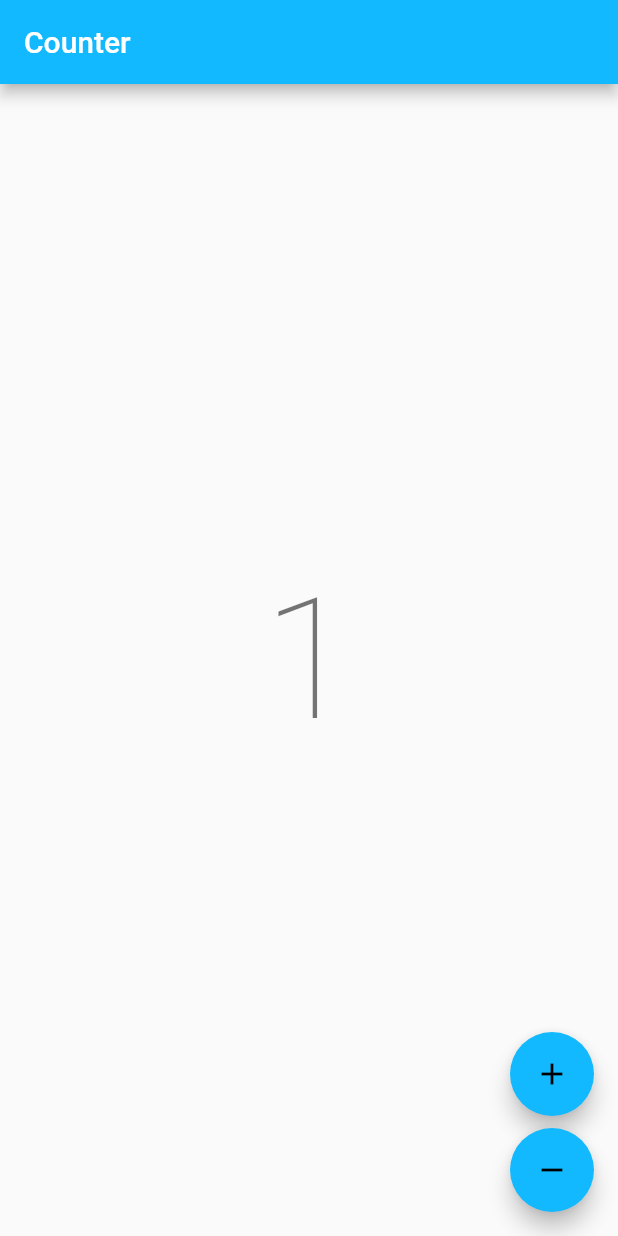
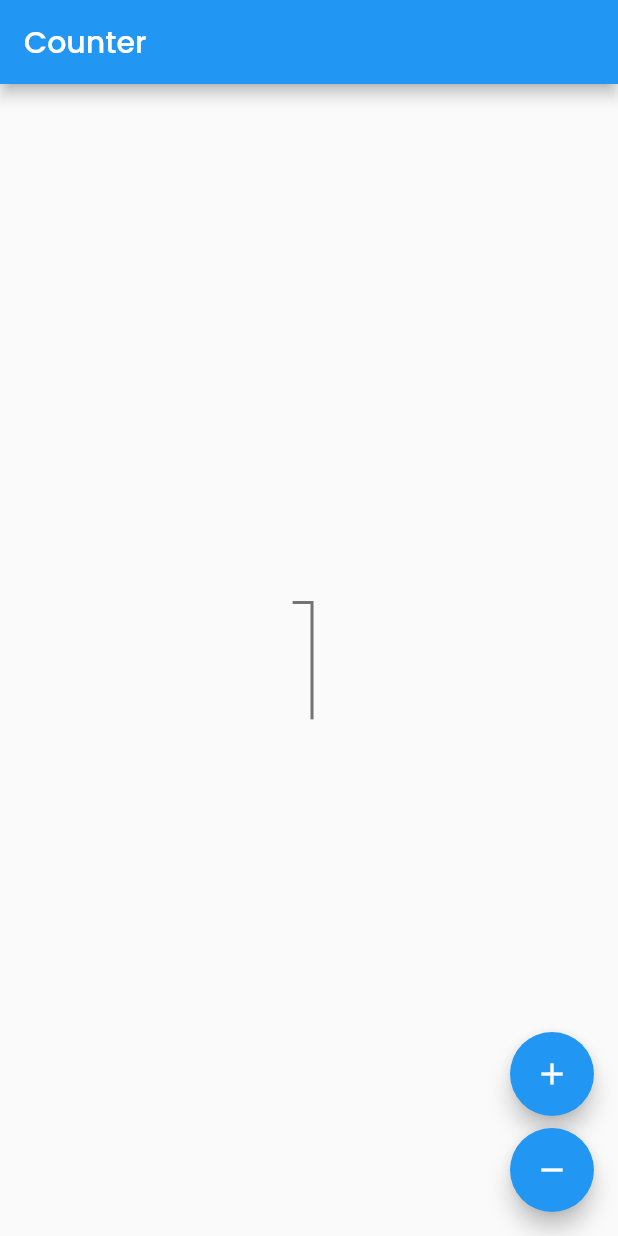
Before and after one commit to saifymatteo/rjc_codelab_6, a Flutter app: the screen it shows after launch, after a tap on the "add" icon, on a phone screen of 412 x 824 dp. Run offline on Flutter 3.47's test engine with Material 2 defaults, Android fonts, the phone set to English and light mode, and no system bars; our stand-ins replace bloc, firebase_core, flutter_bloc, flutter_dotenv, google_fonts; accounts and stored records are empty; generated files the repository leaves out were written again.

Commit message:
work in progress

```diff
--- a/lib/app/view/app.dart
+++ b/lib/app/view/app.dart
@@ -7,6 +7,7 @@
 
 import 'package:flutter/material.dart';
 import 'package:flutter_localizations/flutter_localizations.dart';
+import 'package:google_fonts/google_fonts.dart';
 import 'package:rjc_codelab_6/counter/counter.dart';
 import 'package:rjc_codelab_6/l10n/l10n.dart';
 
@@ -17,9 +18,8 @@ class App extends StatelessWidget {
   Widget build(BuildContext context) {
     return MaterialApp(
       theme: ThemeData(
-        appBarTheme: const AppBarTheme(color: Color(0xFF13B9FF)),
-        colorScheme: ColorScheme.fromSwatch(
-          accentColor: const Color(0xFF13B9FF),
+        textTheme: GoogleFonts.poppinsTextTheme(
+          Theme.of(context).textTheme,
         ),
       ),
       localizationsDelegates: const [
--- a/lib/main_development.dart
+++ b/lib/main_development.dart
@@ -5,9 +5,17 @@
 // license that can be found in the LICENSE file or at
 // https://opensource.org/licenses/MIT.
 
+import 'package:firebase_core/firebase_core.dart';
+import 'package:flutter_dotenv/flutter_dotenv.dart';
 import 'package:rjc_codelab_6/app/app.dart';
 import 'package:rjc_codelab_6/bootstrap.dart';
+import 'package:rjc_codelab_6/firebase_options.dart';
 
-void main() {
-  bootstrap(() => const App());
+void main() async {
+  await dotenv.load();
+  // TODO(saifymatteo): change package name
+  // in android\app\google-services.json
+  // remove .dev
+  await Firebase.initializeApp(options: DefaultFirebaseOptions.currentPlatform);
+  await bootstrap(() => const App());
 }
```
